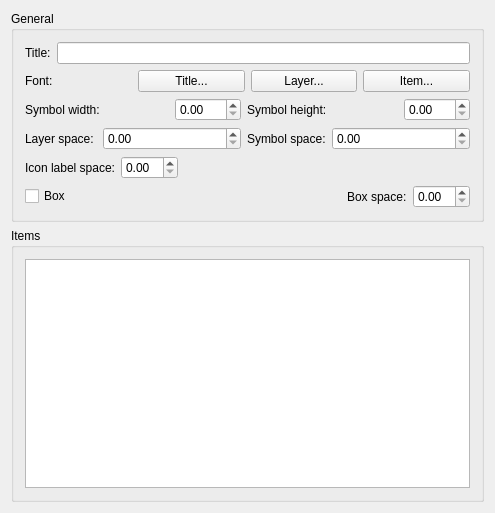
Above: src/ui/qgscomposerlegendwidgetbase.ui from stopa85/Quantum-GIS before the change. Below: the same form after it.
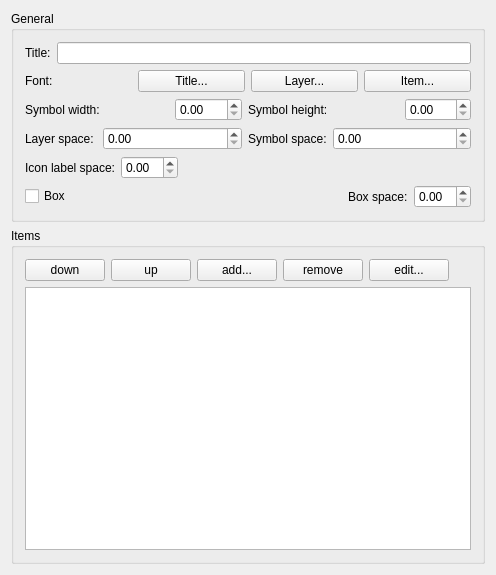
That is the form after the change.

Commit message: Possibility to move classification items of one layer up and down

What changed in the file:
```diff
--- a/src/ui/qgscomposerlegendwidgetbase.ui
+++ b/src/ui/qgscomposerlegendwidgetbase.ui
@@ -5,8 +5,8 @@
    <rect>
     <x>0</x>
     <y>0</y>
-    <width>495</width>
-    <height>513</height>
+    <width>496</width>
+    <height>575</height>
    </rect>
   </property>
   <property name="sizePolicy" >
@@ -192,7 +192,59 @@
      </property>
      <layout class="QGridLayout" name="gridLayout" >
       <item row="0" column="0" >
-       <widget class="QTreeView" name="mItemTreeView" />
+       <widget class="QPushButton" name="mMoveDownPushButton" >
+        <property name="text" >
+         <string>down</string>
+        </property>
+       </widget>
+      </item>
+      <item row="0" column="1" >
+       <widget class="QPushButton" name="mMoveUpPushButton" >
+        <property name="text" >
+         <string>up</string>
+        </property>
+       </widget>
+      </item>
+      <item row="0" column="2" >
+       <widget class="QPushButton" name="mAddPushButton" >
+        <property name="text" >
+         <string>add...</string>
+        </property>
+       </widget>
+      </item>
+      <item row="0" column="3" >
+       <widget class="QPushButton" name="mRemovePushButton" >
+        <property name="text" >
+         <string>remove</string>
+        </property>
+       </widget>
+      </item>
+      <item row="0" column="4" >
+       <widget class="QPushButton" name="mEditPushButton" >
+        <property name="text" >
+         <string>edit...</string>
+        </property>
+       </widget>
+      </item>
+      <item row="0" column="5" >
+       <spacer name="horizontalSpacer" >
+        <property name="orientation" >
+         <enum>Qt::Horizontal</enum>
+        </property>
+        <property name="sizeHint" stdset="0" >
+         <size>
+          <width>28</width>
+          <height>20</height>
+         </size>
+        </property>
+       </spacer>
+      </item>
+      <item row="1" column="0" colspan="6" >
+       <widget class="QTreeView" name="mItemTreeView" >
+        <property name="headerHidden" >
+         <bool>true</bool>
+        </property>
+       </widget>
       </item>
      </layout>
     </widget>
```
The commit also changes 4 other files.
